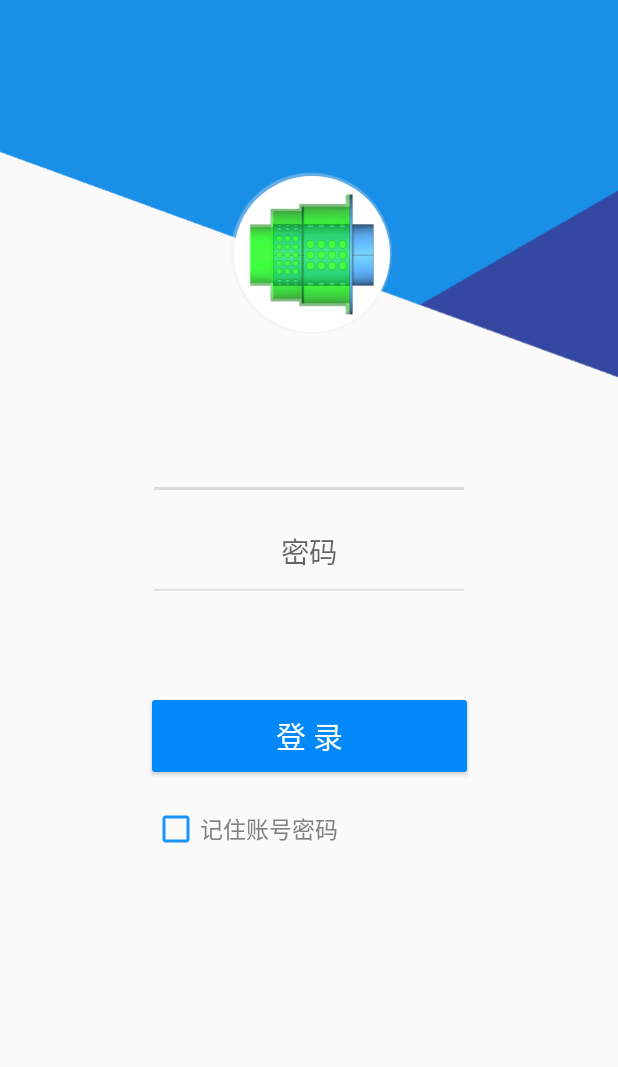
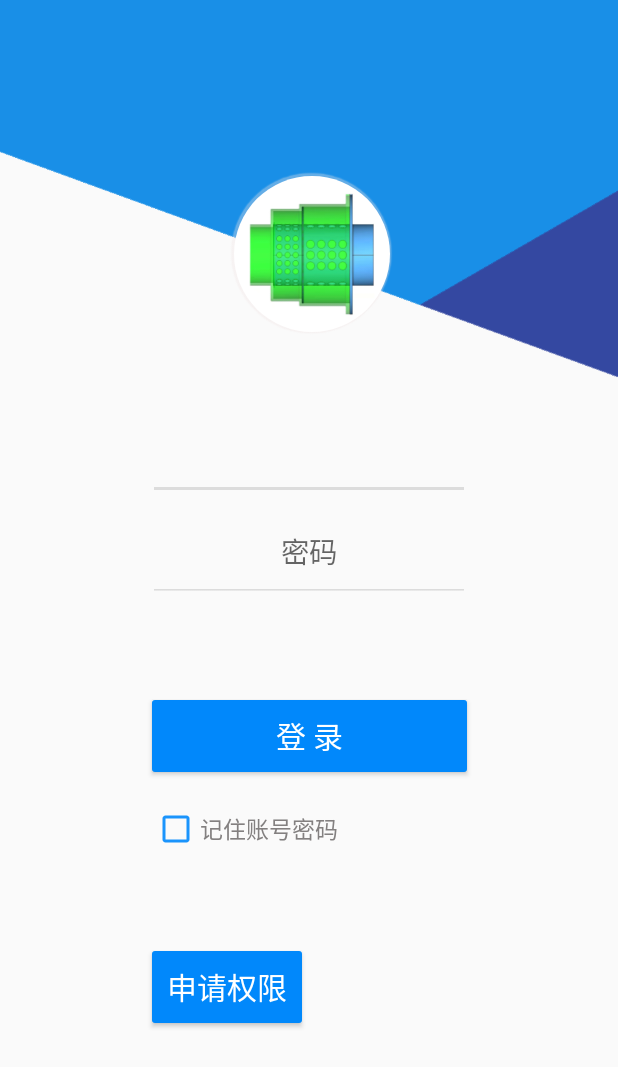
Before and after one commit to innocentcha/MufflerDesign, an Android app: the screen it shows after launch (Register), after a tap on "登 录", on a phone screen of 412 x 824 dp. Shown: the top 1067 px of the screen. Run offline under Robolectric (Android 15) with nearby library versions, the phone set to English and light mode, and no system bars; our stand-ins replace CircleImageView; libraries missing offline, so code that uses them is left out: org.litepal; 9 statements that could not run were skipped.

Commit message:
添加简陋的展示deviceId按钮

```diff
--- a/app/src/main/AndroidManifest.xml
+++ b/app/src/main/AndroidManifest.xml
@@ -2,7 +2,7 @@
 <manifest xmlns:android="http://schemas.android.com/apk/res/android"
     xmlns:tools="http://schemas.android.com/tools"
     package="com.weining.android">
-    <!-- To auto-complete the email text field in the login form with the user's emails -->
+
     <uses-permission android:name="android.permission.INTERNET" />
     <uses-permission android:name="android.permission.READ_PHONE_STATE" />
     <uses-permission android:name="android.permission.READ_CALENDAR" />
@@ -10,7 +10,6 @@
 
     <uses-permission android:name="android.permission.READ_PRIVILEGED_PHONE_STATE"
         tools:ignore="ProtectedPermissions" />
-<!--    <uses-permission android:name="android.permission.READ_PRIVILEGED_PHONE_STATE" />-->
 
     <application
         android:name="org.litepal.LitePalApplication"
@@ -28,7 +27,6 @@
         <activity android:name=".simple.SETEC" />
         <activity android:name=".simple.SEC" />
         <activity android:name=".SimpleChoose" />
-<!--        <activity android:name=".util.SimpleChoose" />-->
         <activity android:name=".ChooseOne" />
         <activity android:name=".GraphicActivity" />
         <activity android:name=".StickActivity" />
--- a/app/src/main/java/com/weining/android/Register.java
+++ b/app/src/main/java/com/weining/android/Register.java
@@ -15,16 +15,16 @@ import android.provider.Settings;
 import android.text.SpannableString;
 import android.text.Spanned;
 import android.text.SpannedString;
-import android.text.TextUtils;
 import android.text.style.AbsoluteSizeSpan;
 import android.util.Log;
 import android.view.View;
-import android.telephony.TelephonyManager;
+import android.view.View.OnClickListener;
 import android.widget.Button;
 import android.widget.CheckBox;
 import android.widget.EditText;
 import android.widget.Toast;
 
+import androidx.appcompat.app.AlertDialog;
 import androidx.appcompat.app.AppCompatActivity;
 import androidx.core.app.ActivityCompat;
 import androidx.core.content.ContextCompat;
@@ -61,6 +61,8 @@ public class Register extends AppCompatActivity {
 
     private Button login;
 
+    private Button showDeviceId;
+
     private int currentYear;
 
     private int currentMonth;
@@ -94,22 +96,13 @@ public class Register extends AppCompatActivity {
             readDeviceId();
             Log.d("haspermission","sa");
         }
+
         readDeviceId();
         Log.d("nothaspermission","sa");
 
-        accountIn = (EditText) findViewById(R.id.account_in);
-        passwordIn = (EditText) findViewById(R.id.password_in);
-        login = (Button) findViewById(R.id.login);
-        rememberPass = (CheckBox) findViewById(R.id.remember_password);
+        initView();
+
         pref = PreferenceManager.getDefaultSharedPreferences(this);
-
-        //设置账号密码输入框的hint
-        accountIn.setTag("账号");//预先设置Tag作为hint的值
-        mySetHint(accountIn);
-        passwordIn.setTag("密码");
-        mySetHint(passwordIn);
-        accountIn.setOnFocusChangeListener(onFocusChangeListener);
-        passwordIn.setOnFocusChangeListener(onFocusChangeListener);
 
         //设置账号密码保存值
         boolean isRemember = pref.getBoolean("remember_password",false);
@@ -127,29 +120,6 @@ public class Register extends AppCompatActivity {
         currentMonth = calendar.get(Calendar.MONTH)+1;
         currentDay = calendar.get(Calendar.DAY_OF_MONTH);
 
-        //设置登录按钮的按击事件
-        login.setOnClickListener(new View.OnClickListener(){
-            @Override
-            public void onClick(View v){
-                currentAccount = accountIn.getText().toString();
-                currentPassword = passwordIn.getText().toString();
-                if(currentAccount.equals("试用")){
-                       betaRecord();
-                }else{
-                    if("".equals(currentAccount)){
-                        Toast.makeText(getContext(),"请输入账号",Toast.LENGTH_SHORT).show();
-                        accountIn.requestFocus();//获取光标位置
-                    }else if("".equals(currentPassword)){
-                        Toast.makeText(getContext(),"请输入密码",Toast.LENGTH_SHORT).show();
-                        passwordIn.requestFocus();//获取光标位置
-                    }else{
-                        hasUpdate = false;
-                        queryRecord();
-                    }
-                }
-            }
-
-        });
 
         List<DataAll>  myDataAll = LitePal.where("dataId = ?","1").find(DataAll.class);
         if(myDataAll.size() == 0) {
@@ -160,8 +130,6 @@ public class Register extends AppCompatActivity {
         if(myDataStick.size() == 0) {
             requestStick();
         }
-
-        readDeviceId();
 
     }
 
@@ -182,6 +150,68 @@ public class Register extends AppCompatActivity {
             return false;
         }
         return true;
+    }
+
+    private void initView(){
+        accountIn = (EditText) findViewById(R.id.account_in);
+        passwordIn = (EditText) findViewById(R.id.password_in);
+        login = (Button) findViewById(R.id.login);
+        rememberPass = (CheckBox) findViewById(R.id.remember_password);
+        showDeviceId = (Button) findViewById(R.id.show_deviceId);
+
+        designInput();
+
+        //设置登录按钮的按击事件
+        login.setOnClickListener(new View.OnClickListener(){
+            @Override
+            public void onClick(View v){
+                currentAccount = accountIn.getText().toString();
+                currentPassword = passwordIn.getText().toString();
+                if(currentAccount.equals("试用")){
+                    betaRecord();
+                }else{
+                    if("".equals(currentAccount)){
+                        Toast.makeText(getContext(),"请输入账号",Toast.LENGTH_SHORT).show();
+                        accountIn.requestFocus();//获取光标位置
+                    }else if("".equals(currentPassword)){
+                        Toast.makeText(getContext(),"请输入密码",Toast.LENGTH_SHORT).show();
+                        passwordIn.requestFocus();//获取光标位置
+                    }else{
+                        hasUpdate = false;
+                        queryRecord();
+                    }
+                }
+            }
+
+        });
+
+        showDeviceId.setOnClickListener(new OnClickListener() {
+            @Override
+            public void onClick(View view) {
+                runOnUiThread(new Runnable() {
+                    @Override
+                    public void run() {
+                        showDeviceId.setText(currentDeviceId);
+                        AlertDialog showDeviceIdDialog = new AlertDialog.Builder(getContext())
+                                .setTitle("申请权限")
+                                .setMessage("请将您的密钥发送给管理员\n密钥： " + currentDeviceId)
+                                .setIcon(R.mipmap.ic_launcher)
+                                .create();
+//                        showDeviceIdDialog.show();
+                    }
+                });
+            }
+        });
+    }
+
+    private void designInput(){
+        //设置账号密码输入框的hint
+        accountIn.setTag("账号");//预先设置Tag作为hint的值
+        mySetHint(accountIn);
+        passwordIn.setTag("密码");
+        mySetHint(passwordIn);
+        accountIn.setOnFocusChangeListener(onFocusChangeListener);
+        passwordIn.setOnFocusChangeListener(onFocusChangeListener);
     }
 
     private void betaRecord(){
--- a/app/src/main/java/com/weining/android/SimpleChoose.java
+++ b/app/src/main/java/com/weining/android/SimpleChoose.java
@@ -3,7 +3,6 @@ package com.weining.android;
 import android.content.Intent;
 import android.graphics.Color;
 import android.os.Build;
-//import android.support.v7.app.AppCompatActivity;
 import android.os.Bundle;
 import android.view.View;
 import android.widget.Button;
--- a/app/src/main/res/layout/activity_register.xml
+++ b/app/src/main/res/layout/activity_register.xml
@@ -117,5 +117,17 @@
         app:layout_constraintStart_toStartOf="@+id/login"
         app:layout_constraintTop_toBottomOf="@+id/login" />
 
+    <Button
+        android:id="@+id/show_deviceId"
+        android:layout_width="100dp"
+        android:layout_height="wrap_content"
+        android:layout_marginTop="65dp"
+        android:background="@drawable/button_circle_shape"
+        android:text="申请权限"
+        android:textColor="#ffffff"
+        android:textSize="20sp"
+        app:layout_constraintStart_toStartOf="@+id/login"
+        app:layout_constraintTop_toBottomOf="@+id/remember_password" />
+
 
 </androidx.constraintlayout.widget.ConstraintLayout>
```
